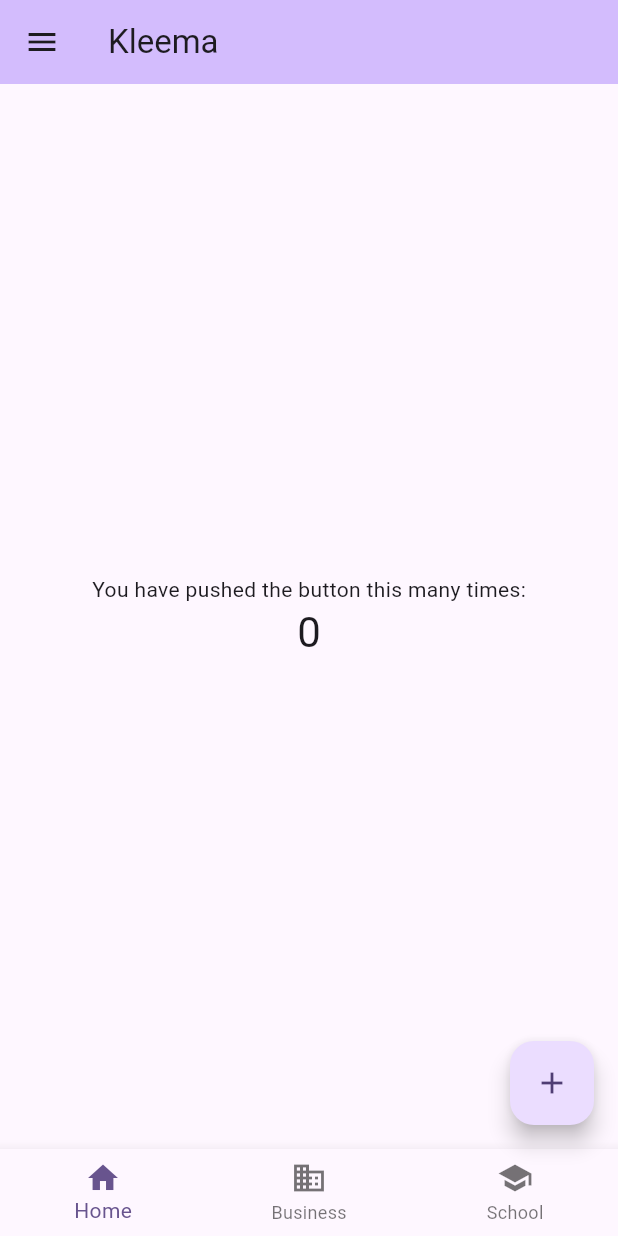
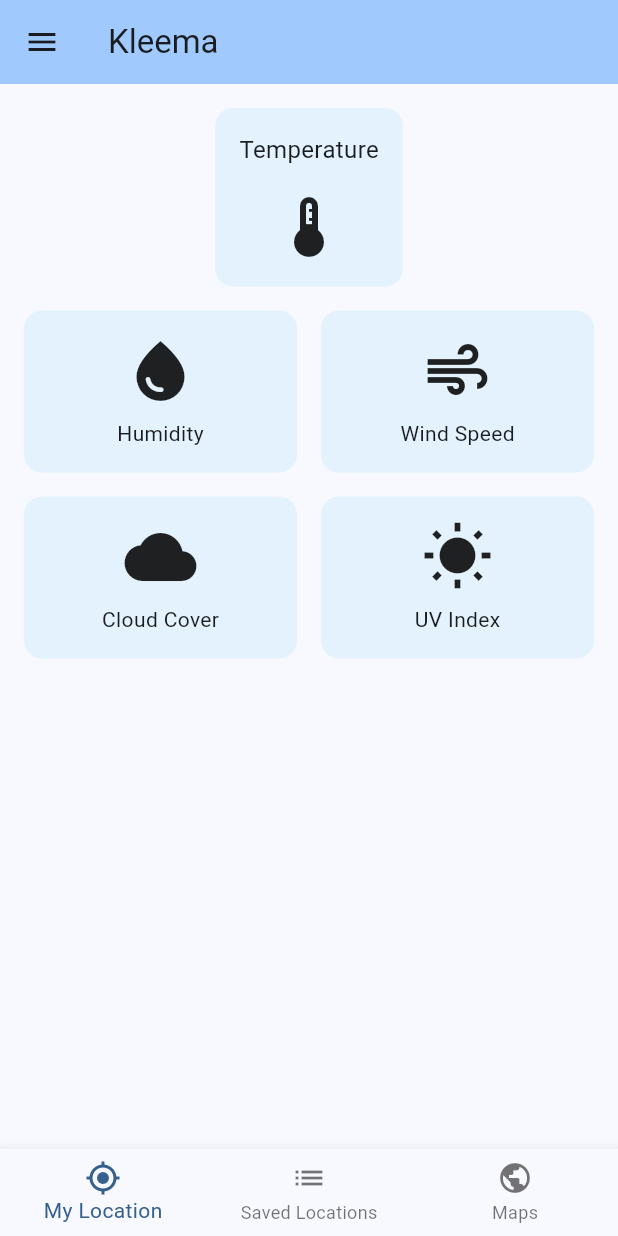
Before and after one commit to mthsaar/kleema, a Flutter app: the screen it shows after launch, on a phone screen of 412 x 824 dp. Run offline on Flutter 3.47's test engine with Material 3 defaults, Android fonts, the phone set to English and light mode, and no system bars.

Commit message:
Mudancas com rows e columns na ui da main

```diff
--- a/lib/main.dart
+++ b/lib/main.dart
@@ -7,12 +7,14 @@ void main() {
 class MyApp extends StatelessWidget {
   const MyApp({super.key});
 
-  // This widget is the root of your application.
   @override
   Widget build(BuildContext context) {
     return MaterialApp(
-      title: 'Flutter Demo',
-      theme: ThemeData(colorScheme: .fromSeed(seedColor: Colors.deepPurple)),
+      title: 'Kleema',
+      theme: ThemeData(
+        colorScheme: .fromSeed(seedColor: Colors.blue),
+        useMaterial3: true,
+      ),
       home: const MyHomePage(title: 'Kleema'),
     );
   }
@@ -21,15 +23,6 @@ class MyApp extends StatelessWidget {
 class MyHomePage extends StatefulWidget {
   const MyHomePage({super.key, required this.title});
 
-  // This widget is the home page of your application. It is stateful, meaning
-  // that it has a State object (defined below) that contains fields that affect
-  // how it looks.
-
-  // This class is the configuration for the state. It holds the values (in this
-  // case the title) provided by the parent (in this case the App widget) and
-  // used by the build method of the State. Fields in a Widget subclass are
-  // always marked "final".
-
   final String title;
 
   @override
@@ -37,27 +30,8 @@ class MyHomePage extends StatefulWidget {
 }
 
 class _MyHomePageState extends State<MyHomePage> {
-  int _counter = 0;
-
-  void _incrementCounter() {
-    setState(() {
-      // This call to setState tells the Flutter framework that something has
-      // changed in this State, which causes it to rerun the build method below
-      // so that the display can reflect the updated values. If we changed
-      // _counter without calling setState(), then the build method would not be
-      // called again, and so nothing would appear to happen.
-      _counter++;
-    });
-  }
-
   @override
   Widget build(BuildContext context) {
-    // This method is rerun every time setState is called, for instance as done
-    // by the _incrementCounter method above.
-    //
-    // The Flutter framework has been optimized to make rerunning build methods
-    // fast, so that you can just rebuild anything that needs updating rather
-    // than having to individually change instances of widgets.
     return Scaffold(
       appBar: AppBar(
         backgroundColor: Theme.of(context).colorScheme.inversePrimary,
@@ -68,9 +42,9 @@ class _MyHomePageState extends State<MyHomePage> {
           padding: EdgeInsets.zero,
           children: const <Widget>[
             DrawerHeader(
-              decoration: BoxDecoration(color: Colors.blue),
+              decoration: BoxDecoration(color: Colors.deepPurple),
               child: Text(
-                'Drawer Header',
+                'Kleema',
                 style: TextStyle(color: Colors.white, fontSize: 24),
               ),
             ),
@@ -83,46 +57,117 @@ class _MyHomePageState extends State<MyHomePage> {
           ],
         ),
       ),
-      body: Center(
-        // Center is a layout widget. It takes a single child and positions it
-        // in the middle of the parent.
+      body: Padding(
+        padding: const EdgeInsets.all(16.0),
         child: Column(
-          // Column is also a layout widget. It takes a list of children and
-          // arranges them vertically. By default, it sizes itself to fit its
-          // children horizontally, and tries to be as tall as its parent.
-          //
-          // Column has various properties to control how it sizes itself and
-          // how it positions its children. Here we use mainAxisAlignment to
-          // center the children vertically; the main axis here is the vertical
-          // axis because Columns are vertical (the cross axis would be
-          // horizontal).
-          //
-          // TRY THIS: Invoke "debug painting" (choose the "Toggle Debug Paint"
-          // action in the IDE, or press "p" in the console), to see the
-          // wireframe for each widget.
-          mainAxisAlignment: .center,
           children: [
-            const Text('You have pushed the button this many times:'),
-            Text(
-              '$_counter',
-              style: Theme.of(context).textTheme.headlineMedium,
+            Container(
+              padding: const EdgeInsets.all(16.0),
+              decoration: BoxDecoration(
+                color: Colors.blue.shade50,
+                borderRadius: BorderRadius.circular(12.0),
+              ),
+
+              child: Column(
+                children: [
+                  const Text('Temperature', style: TextStyle(fontSize: 16.0)),
+                  const SizedBox(height: 16.0),
+                  const Icon(Icons.thermostat, size: 48.0),
+                ],
+              ),
+            ),
+            const SizedBox(height: 16.0),
+
+            Row(
+              children: [
+                Expanded(
+                  child: Container(
+                    padding: const EdgeInsets.all(16.0),
+                    decoration: BoxDecoration(
+                      color: Colors.blue.shade50,
+                      borderRadius: BorderRadius.circular(12.0),
+                    ),
+                    child: Column(
+                      children: const [
+                        Icon(Icons.water_drop, size: 48.0),
+                        SizedBox(height: 8.0),
+                        Text('Humidity'),
+                      ],
+                    ),
+                  ),
+                ),
+                const SizedBox(width: 16.0),
+                Expanded(
+                  child: Container(
+                    padding: const EdgeInsets.all(16.0),
+                    decoration: BoxDecoration(
+                      color: Colors.blue.shade50,
+                      borderRadius: BorderRadius.circular(12.0),
+                    ),
+                    child: Column(
+                      children: const [
+                        Icon(Icons.air, size: 48.0),
+                        SizedBox(height: 8.0),
+                        Text('Wind Speed'),
+                      ],
+                    ),
+                  ),
+                ),
+              ],
+            ),
+            const SizedBox(height: 16.0),
+            Row(
+              children: [
+                Expanded(
+                  child: Container(
+                    padding: const EdgeInsets.all(16.0),
+                    decoration: BoxDecoration(
+                      color: Colors.blue.shade50,
+                      borderRadius: BorderRadius.circular(12.0),
+                    ),
+                    child: Column(
+                      children: const [
+                        Icon(Icons.cloud, size: 48.0),
+                        SizedBox(height: 8.0),
+                        Text('Cloud Cover'),
+                      ],
+                    ),
+                  ),
+                ),
+                const SizedBox(width: 16.0),
+                Expanded(
+                  child: Container(
+                    padding: const EdgeInsets.all(16.0),
+                    decoration: BoxDecoration(
+                      color: Colors.blue.shade50,
+                      borderRadius: BorderRadius.circular(12.0),
+                    ),
+                    child: Column(
+                      children: const [
+                        Icon(Icons.wb_sunny, size: 48.0),
+                        SizedBox(height: 8.0),
+                        Text('UV Index'),
+                      ],
+                    ),
+                  ),
+                ),
+              ],
             ),
           ],
         ),
       ),
-      floatingActionButton: FloatingActionButton(
-        onPressed: _incrementCounter,
-        tooltip: 'Increment',
-        child: const Icon(Icons.add),
-      ),
+
       bottomNavigationBar: BottomNavigationBar(
         items: const <BottomNavigationBarItem>[
-          BottomNavigationBarItem(icon: Icon(Icons.home), label: 'Home'),
           BottomNavigationBarItem(
-            icon: Icon(Icons.business),
-            label: 'Business',
+            icon: Icon(Icons.my_location),
+            label: 'My Location',
           ),
-          BottomNavigationBarItem(icon: Icon(Icons.school), label: 'School'),
+          BottomNavigationBarItem(
+            icon: Icon(Icons.list),
+            label: 'Saved Locations',
+          ),
+          BottomNavigationBarItem(icon: Icon(Icons.public), label: 'Maps'),
         ],
       ),
     );
```
